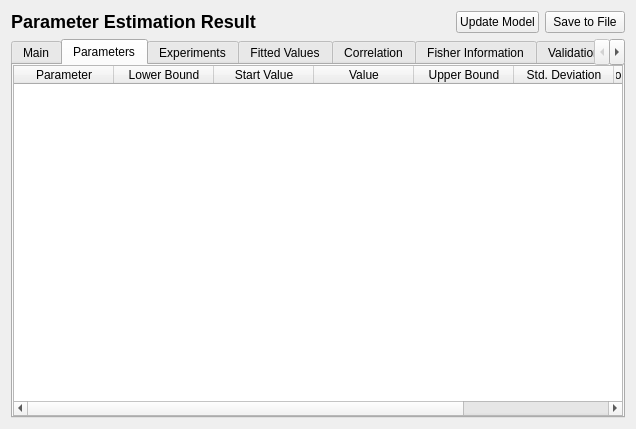
This is copasi/UI/CQFittingResult.ui in copasi/COPASI as Qt 5 draws it before an edit. The edited form follows.
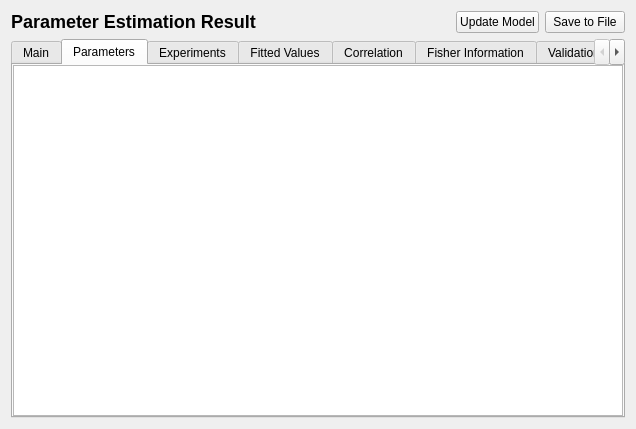
This is the edited form. The open tabs and pages were chosen to show the change. Custom widgets are drawn as their Qt base class.

Commit message: - use itemmodel for displaying fitting parameters in results  - fix crash that would occurred when old fisher matrices would be accessed from a new model

Diff of the .ui file:
```diff
--- a/copasi/UI/CQFittingResult.ui
+++ b/copasi/UI/CQFittingResult.ui
@@ -93,56 +93,19 @@
        <string>Main</string>
       </attribute>
      </widget>
-     <widget class="QTableWidget" name="mpParameters">
+     <widget class="QTableView" name="mpParameters">
       <property name="editTriggers">
        <set>QAbstractItemView::NoEditTriggers</set>
       </property>
+      <property name="alternatingRowColors">
+       <bool>true</bool>
+      </property>
       <property name="sortingEnabled">
        <bool>true</bool>
       </property>
       <attribute name="title">
        <string>Parameters</string>
       </attribute>
-      <column>
-       <property name="text">
-        <string>Parameter</string>
-       </property>
-      </column>
-      <column>
-       <property name="text">
-        <string>Lower Bound</string>
-       </property>
-      </column>
-      <column>
-       <property name="text">
-        <string>Start Value</string>
-       </property>
-      </column>
-      <column>
-       <property name="text">
-        <string>Value</string>
-       </property>
-      </column>
-      <column>
-       <property name="text">
-        <string>Upper Bound</string>
-       </property>
-      </column>
-      <column>
-       <property name="text">
-        <string>Std. Deviation</string>
-       </property>
-      </column>
-      <column>
-       <property name="text">
-        <string>Coeff. of Variation [%]</string>
-       </property>
-      </column>
-      <column>
-       <property name="text">
-        <string>Gradient</string>
-       </property>
-      </column>
      </widget>
      <widget class="QTreeWidget" name="mpExperiments">
       <property name="editTriggers">
```
Left out of the diff: 19 changed lines with no effect on the pictures. The commit also changes 3 other files.
